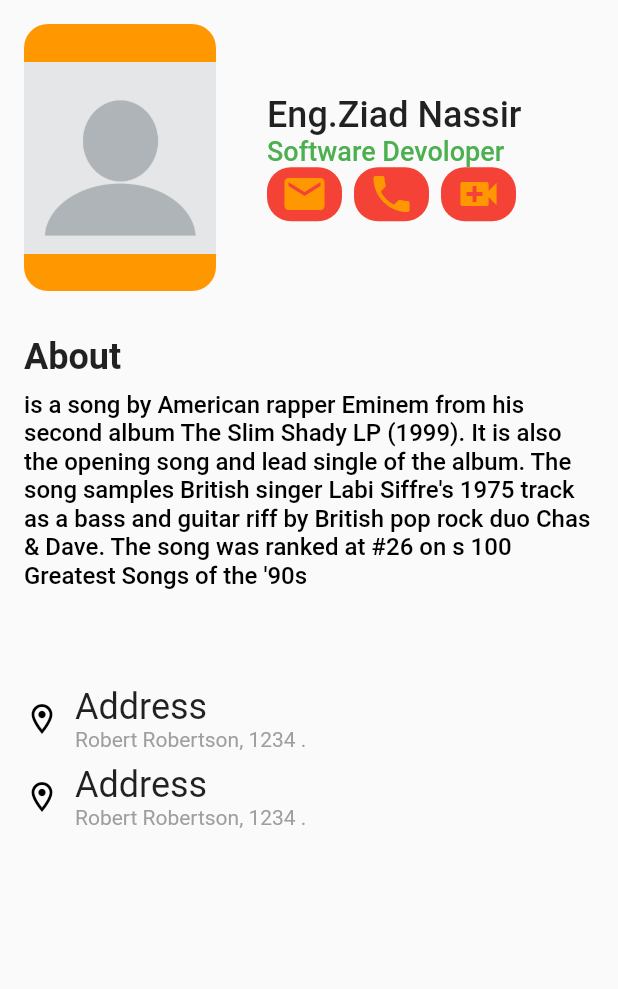
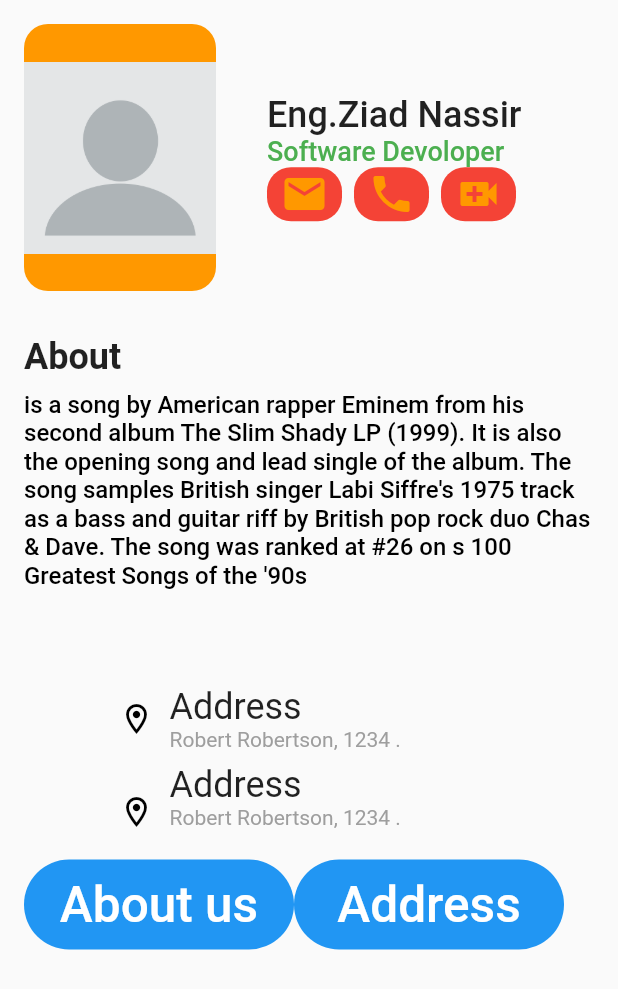
Before and after one commit to Znassir/map1, a Flutter app: the screen it shows after launch, on a phone screen of 412 x 824 dp. Shown: the top 989 px of the screen. Run offline on Flutter 3.47's test engine with Material 2 defaults, Android fonts, the phone set to English and light mode, and no system bars.

Commit message:
added two buttons but still not functional

```diff
--- a/lib/main.dart
+++ b/lib/main.dart
@@ -111,7 +111,7 @@ class HomeScreen extends StatelessWidget {
               SizedBox(
                 height: 64,
               ),
-              Row(
+              Row(mainAxisAlignment:MainAxisAlignment.start,
                 children: [
                   Column(
                     children: [
@@ -167,11 +167,64 @@ class HomeScreen extends StatelessWidget {
                               Text(
                                 "Robert Robertson, 1234 .",
                                 style: TextStyle(color: Colors.grey),
-                              )
+                              ),
+                              SizedBox(
+                                width: 34,
+                                height: 20,
+                              ),
                             ],
                           )
                         ],
-                      )
+                      ),
+                      Row(
+                        mainAxisAlignment: MainAxisAlignment.start,
+                        children: [
+                          Container(
+                            height: 60,
+                            width: 180,
+                            child: TextButton(
+                              style: ButtonStyle(
+                                foregroundColor:
+                                    MaterialStateProperty.all<Color>(
+                                        Colors.blue),
+                              ),
+                              onPressed: () {},
+                              child: Text(
+                                'About us',
+                                style: TextStyle(fontSize: 33,color: Colors.white
+                                ),
+                              ),
+                            ),
+                            decoration: BoxDecoration(
+                              color: Colors.blue,
+                                borderRadius: BorderRadius.circular(50)),
+                          ),
+                          Container(
+                            height: 60,
+                            width: 180,
+                            child: TextButton(
+                              style: ButtonStyle(
+                                foregroundColor:
+                                MaterialStateProperty.all<Color>(
+                                    Colors.blue),
+                              ),
+                              onPressed: () {},
+                              child: Text(
+                                'Address',
+                                style: TextStyle(fontSize: 33,color: Colors.white
+                                ),
+                              ),
+                            ),
+                            decoration: BoxDecoration(
+                                color: Colors.blue,
+                                borderRadius: BorderRadius.circular(50)),
+                          ),
+                        ],
+
+                      ),
+
+
+
                     ],
                   ),
                 ],
```
Also changed, not shown: lib/secondpage.dart (added, +135 -0 lines).
